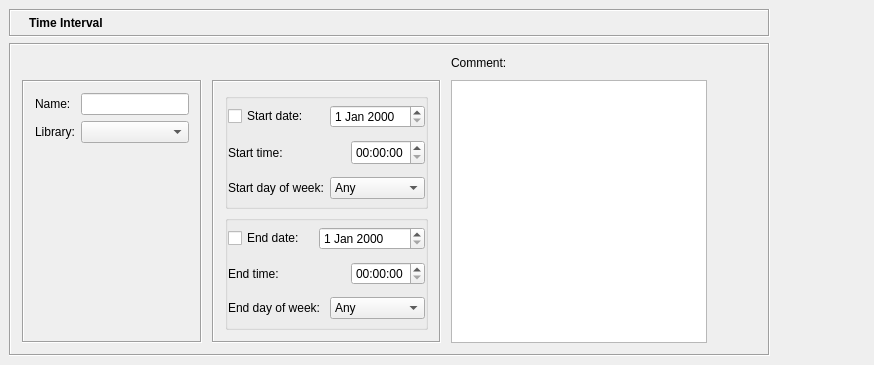
This is src/gui/timedialog_q.ui in fwbuilder/fwbuilder as Qt 5 draws it before an edit. The edited form follows.
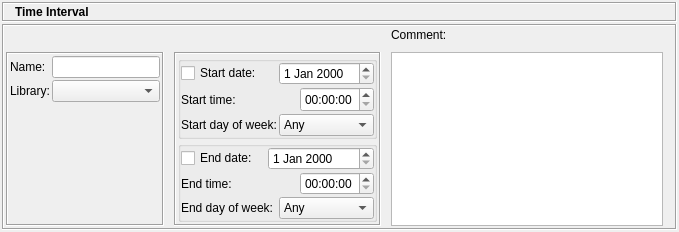
This is the edited form. Icons and pictures are not drawn.

What changed in the file:
```diff
--- a/src/gui/timedialog_q.ui
+++ b/src/gui/timedialog_q.ui
@@ -8,19 +8,28 @@
    <rect>
     <x>0</x>
     <y>0</y>
-    <width>874</width>
-    <height>365</height>
+    <width>679</width>
+    <height>200</height>
    </rect>
   </property>
   <property name="windowTitle" >
    <string>Time</string>
   </property>
   <layout class="QHBoxLayout" >
-   <property name="margin" >
-    <number>9</number>
-   </property>
    <property name="spacing" >
-    <number>6</number>
+    <number>2</number>
+   </property>
+   <property name="leftMargin" >
+    <number>2</number>
+   </property>
+   <property name="topMargin" >
+    <number>2</number>
+   </property>
+   <property name="rightMargin" >
+    <number>2</number>
+   </property>
+   <property name="bottomMargin" >
+    <number>2</number>
    </property>
    <item>
     <layout class="QVBoxLayout" >
@@ -28,18 +37,34 @@
       <number>0</number>
      </property>
      <property name="spacing" >
-      <number>6</number>
+      <number>2</number>
+     </property>
+     <property name="leftMargin" >
+      <number>0</number>
+     </property>
+     <property name="topMargin" >
+      <number>0</number>
+     </property>
+     <property name="rightMargin" >
+      <number>0</number>
+     </property>
+     <property name="bottomMargin" >
+      <number>0</number>
      </property>
      <item>
       <widget class="QFrame" name="frame3" >
        <property name="sizePolicy" >
-        <sizepolicy>
-         <hsizetype>5</hsizetype>
-         <vsizetype>0</vsizetype>
+        <sizepolicy vsizetype="Fixed" hsizetype="Preferred" >
          <horstretch>0</horstretch>
          <verstretch>0</verstretch>
         </sizepolicy>
        </property>
+       <property name="minimumSize" >
+        <size>
+         <width>16</width>
+         <height>20</height>
+        </size>
+       </property>
        <property name="frameShape" >
         <enum>QFrame::Box</enum>
        </property>
@@ -47,11 +72,23 @@
         <enum>QFrame::Sunken</enum>
        </property>
        <layout class="QGridLayout" >
-        <property name="margin" >
-         <number>5</number>
+        <property name="leftMargin" >
+         <number>2</number>
         </property>
-        <property name="spacing" >
-         <number>6</number>
+        <property name="topMargin" >
+         <number>2</number>
+        </property>
+        <property name="rightMargin" >
+         <number>2</number>
+        </property>
+        <property name="bottomMargin" >
+         <number>2</number>
+        </property>
+        <property name="horizontalSpacing" >
+         <number>2</number>
+        </property>
+        <property name="verticalSpacing" >
+         <number>2</number>
         </property>
         <item row="0" column="1" >
          <widget class="QLabel" name="editorTitle" >
@@ -72,9 +109,7 @@
         <item row="0" column="0" >
          <widget class="QLabel" name="pixmapLabel1" >
           <property name="sizePolicy" >
-           <sizepolicy>
-            <hsizetype>0</hsizetype>
-            <vsizetype>0</vsizetype>
+           <sizepolicy vsizetype="Fixed" hsizetype="Fixed" >
             <horstretch>0</horstretch>
             <verstretch>0</verstretch>
            </sizepolicy>
@@ -102,10 +137,22 @@
         <enum>QFrame::Sunken</enum>
        </property>
        <layout class="QGridLayout" >
-        <property name="margin" >
-         <number>11</number>
+        <property name="leftMargin" >
+         <number>2</number>
         </property>
-        <property name="spacing" >
+        <property name="topMargin" >
+         <number>2</number>
+        </property>
+        <property name="rightMargin" >
+         <number>2</number>
+        </property>
+        <property name="bottomMargin" >
+         <number>2</number>
+        </property>
+        <property name="horizontalSpacing" >
+         <number>10</number>
+        </property>
+        <property name="verticalSpacing" >
          <number>10</number>
         </property>
         <item row="1" column="1" >
@@ -117,11 +164,20 @@
            <enum>QFrame::Sunken</enum>
           </property>
           <layout class="QVBoxLayout" >
-           <property name="margin" >
-            <number>11</number>
-           </property>
            <property name="spacing" >
-            <number>6</number>
+            <number>2</number>
+           </property>
+           <property name="leftMargin" >
+            <number>2</number>
+           </property>
+           <property name="topMargin" >
+            <number>2</number>
+           </property>
+           <property name="rightMargin" >
+            <number>2</number>
+           </property>
+           <property name="bottomMargin" >
+            <number>2</number>
            </property>
            <item>
             <widget class="QGroupBox" name="groupBox2" >
@@ -132,8 +188,20 @@
               <property name="margin" >
                <number>0</number>
               </property>
-              <property name="spacing" >
-               <number>6</number>
+              <property name="topMargin" >
+               <number>0</number>
+              </property>
+              <property name="rightMargin" >
+               <number>0</number>
+              </property>
+              <property name="bottomMargin" >
+               <number>0</number>
+              </property>
+              <property name="horizontalSpacing" >
+               <number>2</number>
+              </property>
+              <property name="verticalSpacing" >
+               <number>2</number>
               </property>
               <item row="0" column="2" colspan="2" >
                <widget class="QDateEdit" name="startDate" >
@@ -239,8 +307,20 @@
               <property name="margin" >
                <number>0</number>
               </property>
-              <property name="spacing" >
-               <number>6</number>
+              <property name="topMargin" >
+               <number>0</number>
+              </property>
+              <property name="rightMargin" >
+               <number>0</number>
+              </property>
+              <property name="bottomMargin" >
+               <number>0</number>
+              </property>
+              <property name="horizontalSpacing" >
+               <number>2</number>
+              </property>
+              <property name="verticalSpacing" >
+               <number>2</number>
               </property>
               <item row="1" column="4" >
                <widget class="QTimeEdit" name="endTime" />
@@ -352,11 +432,23 @@
            <enum>QFrame::Sunken</enum>
           </property>
           <layout class="QGridLayout" >
-           <property name="margin" >
-            <number>11</number>
+           <property name="leftMargin" >
+            <number>2</number>
            </property>
-           <property name="spacing" >
-            <number>6</number>
+           <property name="topMargin" >
+            <number>2</number>
+           </property>
+           <property name="rightMargin" >
+            <number>2</number>
+           </property>
+           <property name="bottomMargin" >
+            <number>2</number>
+           </property>
+           <property name="horizontalSpacing" >
+            <number>2</number>
+           </property>
+           <property name="verticalSpacing" >
+            <number>2</number>
            </property>
            <item row="0" column="0" >
             <widget class="QLabel" name="textLabel1" >
@@ -384,12 +476,12 @@
               <enum>Qt::Vertical</enum>
              </property>
              <property name="sizeType" >
-              <enum>QSizePolicy::Expanding</enum>
+              <enum>QSizePolicy::MinimumExpanding</enum>
              </property>
              <property name="sizeHint" >
               <size>
                <width>20</width>
-               <height>41</height>
+               <height>5</height>
               </size>
              </property>
             </spacer>
@@ -397,9 +489,7 @@
            <item row="0" column="1" >
             <widget class="QLineEdit" name="obj_name" >
              <property name="sizePolicy" >
-              <sizepolicy>
-               <hsizetype>5</hsizetype>
-               <vsizetype>0</vsizetype>
+              <sizepolicy vsizetype="Fixed" hsizetype="Preferred" >
                <horstretch>0</horstretch>
                <verstretch>0</verstretch>
               </sizepolicy>
@@ -409,9 +499,7 @@
            <item row="1" column="1" >
             <widget class="QComboBox" name="libs" >
              <property name="sizePolicy" >
-              <sizepolicy>
-               <hsizetype>5</hsizetype>
-               <vsizetype>0</vsizetype>
+              <sizepolicy vsizetype="Fixed" hsizetype="Preferred" >
                <horstretch>0</horstretch>
                <verstretch>0</verstretch>
               </sizepolicy>
@@ -424,9 +512,7 @@
         <item row="1" column="2" >
          <widget class="QTextEdit" name="comment" >
           <property name="sizePolicy" >
-           <sizepolicy>
-            <hsizetype>7</hsizetype>
-            <vsizetype>7</vsizetype>
+           <sizepolicy vsizetype="Expanding" hsizetype="Expanding" >
             <horstretch>0</horstretch>
             <verstretch>100</verstretch>
            </sizepolicy>
@@ -442,46 +528,14 @@
           </property>
          </widget>
         </item>
-        <item row="1" column="3" >
-         <spacer>
-          <property name="orientation" >
-           <enum>Qt::Horizontal</enum>
-          </property>
-          <property name="sizeType" >
-           <enum>QSizePolicy::Expanding</enum>
-          </property>
-          <property name="sizeHint" >
-           <size>
-            <width>40</width>
-            <height>20</height>
-           </size>
-          </property>
-         </spacer>
-        </item>
        </layout>
       </widget>
      </item>
     </layout>
    </item>
-   <item>
-    <spacer>
-     <property name="orientation" >
-      <enum>Qt::Horizontal</enum>
-     </property>
-     <property name="sizeType" >
-      <enum>QSizePolicy::Expanding</enum>
-     </property>
-     <property name="sizeHint" >
-      <size>
-       <width>40</width>
-       <height>20</height>
-      </size>
-     </property>
-    </spacer>
-   </item>
   </layout>
  </widget>
- <layoutdefault spacing="6" margin="11" />
+ <layoutdefault spacing="2" margin="2" />
  <tabstops>
   <tabstop>obj_name</tabstop>
   <tabstop>libs</tabstop>
```
Left out of the diff: 7 changed lines with no effect on the pictures.
